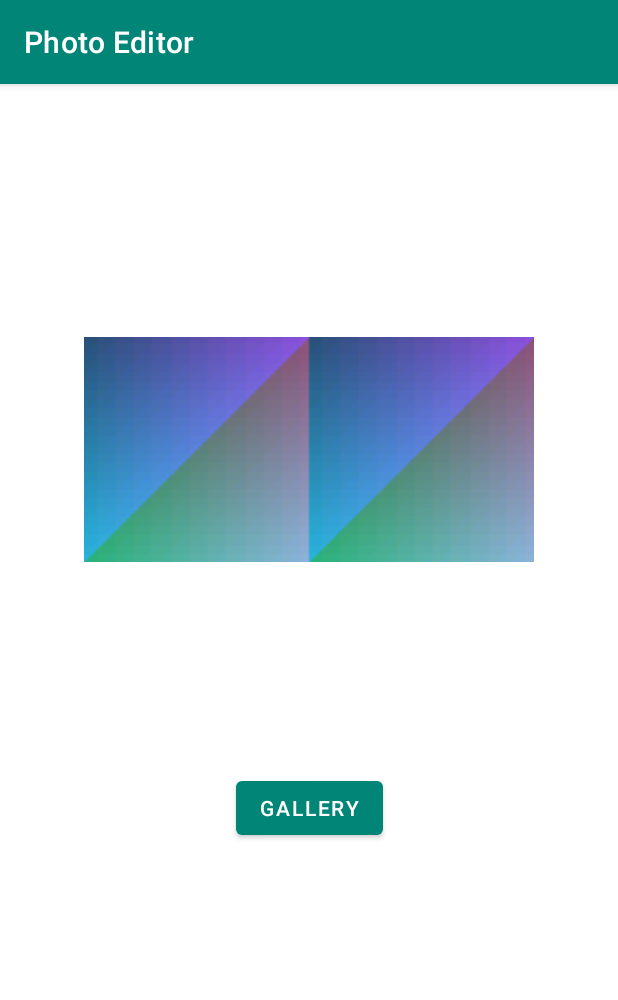
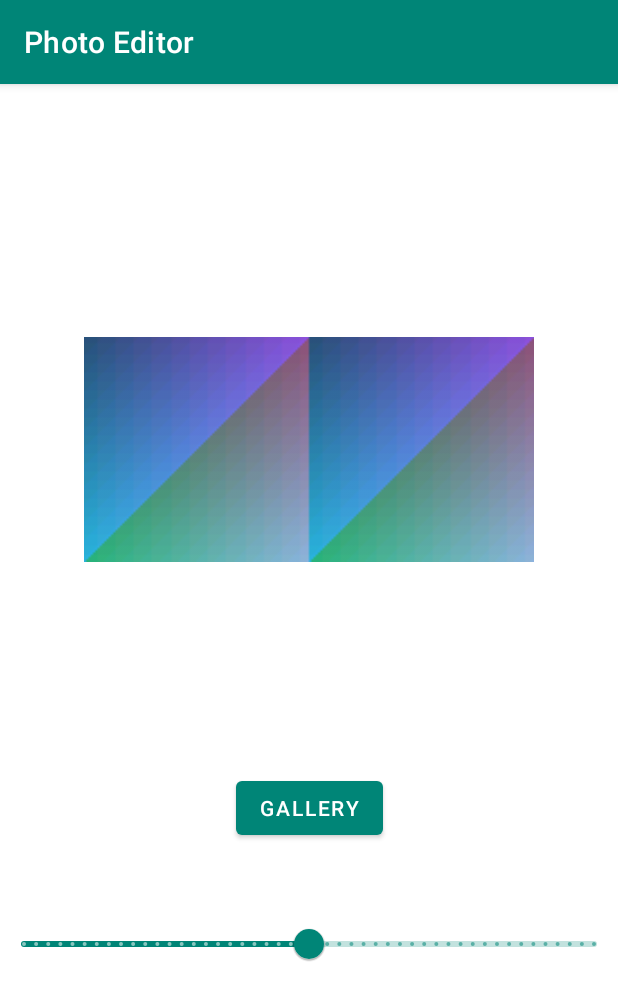
Before and after one commit to ComfyChair/PhotoEditor, an Android app: the MainActivity screen opened directly, with no data from a screen before it, on a phone screen of 412 x 824 dp. Shown: the top 1000 px of the screen. Run offline under Robolectric (Android 15) with nearby library versions, the phone set to English and light mode, and no system bars.

```diff
--- a/Photo Editor/task/src/main/res/layout/activity_main.xml
+++ b/Photo Editor/task/src/main/res/layout/activity_main.xml
@@ -27,5 +27,19 @@
         app:layout_constraintTop_toBottomOf="@+id/ivPhoto"
         app:layout_constraintVertical_bias="0.2" />
 
+    <com.google.android.material.slider.Slider
+        android:id="@+id/slBrightness"
+        android:layout_width="wrap_content"
+        android:layout_height="wrap_content"
+        android:stepSize="10.0"
+        android:value="0.0"
+        android:valueFrom="-250.0"
+        android:valueTo="250.0"
+        app:layout_constraintTop_toBottomOf="@+id/btnGallery"
+        app:layout_constraintBottom_toBottomOf="parent"
+        app:layout_constraintStart_toStartOf="parent"
+        app:layout_constraintEnd_toEndOf="parent"
+        app:layout_constraintVertical_bias="0.2" />
+
 
 </androidx.constraintlayout.widget.ConstraintLayout>
--- a/Photo Editor/task/src/main/res/values/strings.xml
+++ b/Photo Editor/task/src/main/res/values/strings.xml
@@ -1,4 +1,5 @@
 <resources>
     <string name="app_name">Photo Editor</string>
     <string name="gallery">Gallery</string>
+    <string name="brightness">brightness</string>
 </resources>
```
